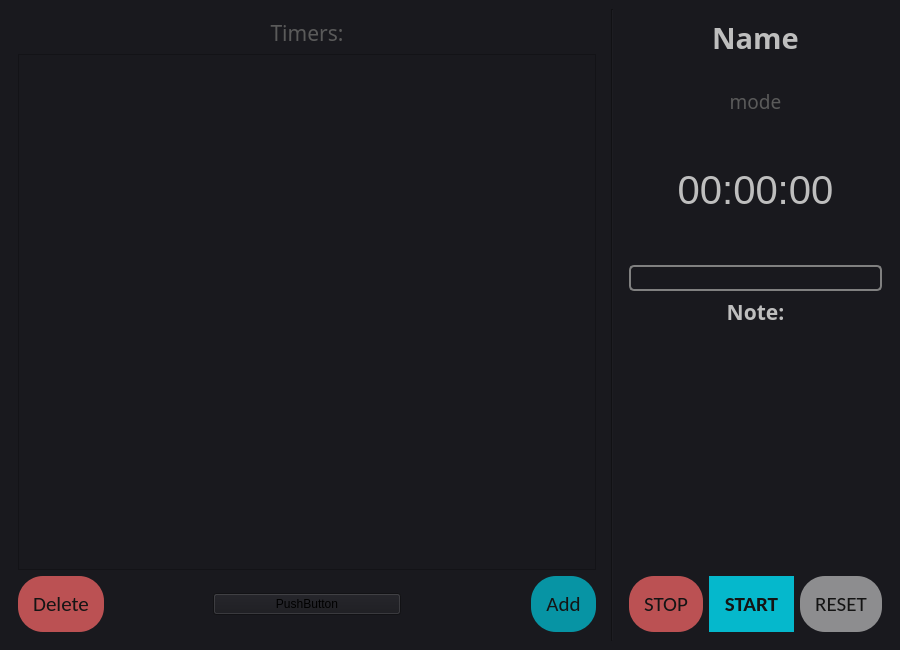
The window that Timer/mainwindow.ui (WAG13/Timer-Qt) describes before a commit, drawn with Qt 5.
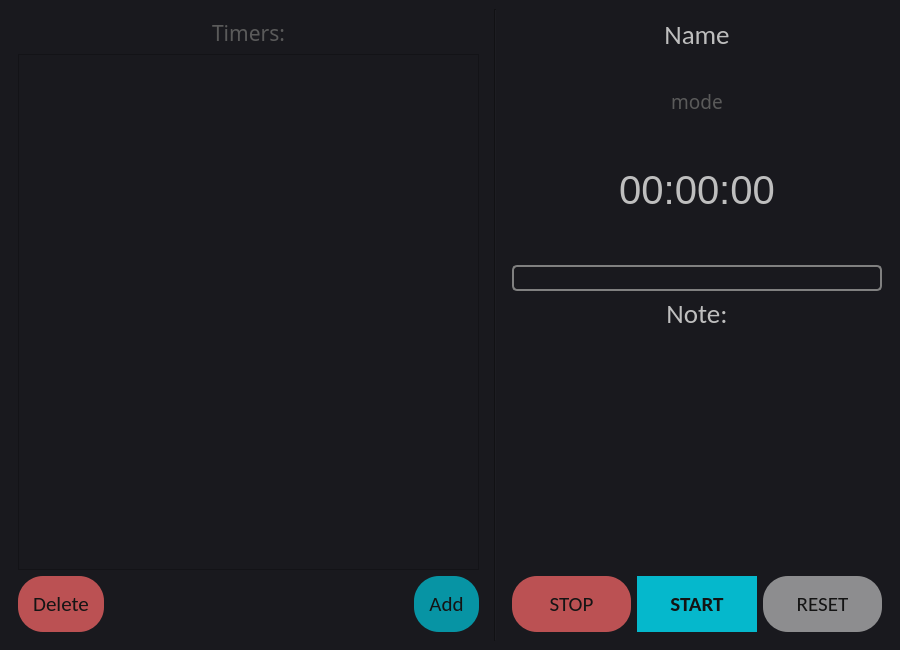
The same window after the commit.

The edit to the form file:
```diff
--- a/Timer/mainwindow.ui
+++ b/Timer/mainwindow.ui
@@ -85,6 +85,9 @@
           <font>
            <family>Calibri Light</family>
            <pointsize>14</pointsize>
+           <weight>3</weight>
+           <italic>false</italic>
+           <bold>false</bold>
           </font>
          </property>
          <property name="styleSheet">
@@ -117,13 +120,6 @@
            </property>
           </widget>
          </item>
-         <item>
-          <widget class="QPushButton" name="pushButton">
-           <property name="text">
-            <string>PushButton</string>
-           </property>
-          </widget>
-         </item>
          <item alignment="Qt::AlignRight">
           <widget class="QPushButton" name="add_button">
            <property name="font">
@@ -167,10 +163,11 @@
           <widget class="QLabel" name="Timer_name">
            <property name="font">
             <font>
-             <family>Calibri Light</family>
-             <pointsize>22</pointsize>
-             <weight>75</weight>
-             <bold>true</bold>
+             <family>Calibri</family>
+             <pointsize>20</pointsize>
+             <weight>3</weight>
+             <italic>false</italic>
+             <bold>false</bold>
             </font>
            </property>
            <property name="styleSheet">
@@ -193,6 +190,9 @@
             <font>
              <family>Calibri Light</family>
              <pointsize>14</pointsize>
+             <weight>3</weight>
+             <italic>false</italic>
+             <bold>false</bold>
             </font>
            </property>
            <property name="styleSheet">
@@ -210,7 +210,11 @@
           <widget class="QLabel" name="Timer_time">
            <property name="font">
             <font>
+             <family>Segoe UI</family>
              <pointsize>30</pointsize>
+             <weight>9</weight>
+             <italic>false</italic>
+             <bold>false</bold>
             </font>
            </property>
            <property name="styleSheet">
@@ -226,6 +230,12 @@
          </item>
          <item alignment="Qt::AlignBottom">
           <widget class="QProgressBar" name="progressBar">
+           <property name="minimumSize">
+            <size>
+             <width>370</width>
+             <height>0</height>
+            </size>
+           </property>
            <property name="styleSheet">
             <string notr="true">QProgressBar {
     border: 2px solid grey;
@@ -234,8 +244,8 @@
 
 QProgressBar::chunk {
     background-color: #05B8CC;
-    width: 20px;
-}</string>
+	width: 1px;
+ }</string>
            </property>
            <property name="maximum">
             <number>100</number>
@@ -263,12 +273,19 @@
         <layout class="QVBoxLayout" name="verticalLayout_3">
          <item alignment="Qt::AlignTop">
           <widget class="QLabel" name="label_3">
+           <property name="maximumSize">
+            <size>
+             <width>16777215</width>
+             <height>50</height>
+            </size>
+           </property>
            <property name="font">
             <font>
-             <family>Calibri Light</family>
-             <pointsize>16</pointsize>
-             <weight>75</weight>
-             <bold>true</bold>
+             <family>Calibri</family>
+             <pointsize>20</pointsize>
+             <weight>3</weight>
+             <italic>false</italic>
+             <bold>false</bold>
             </font>
            </property>
            <property name="styleSheet">
@@ -284,10 +301,19 @@
          </item>
          <item alignment="Qt::AlignTop">
           <widget class="QLabel" name="Timer_note">
+           <property name="minimumSize">
+            <size>
+             <width>0</width>
+             <height>150</height>
+            </size>
+           </property>
            <property name="font">
             <font>
              <family>Calibri Light</family>
              <pointsize>16</pointsize>
+             <weight>3</weight>
+             <italic>false</italic>
+             <bold>false</bold>
             </font>
            </property>
            <property name="toolTipDuration">
```
Left out of the diff: 24 changed lines with no effect on the pictures.
